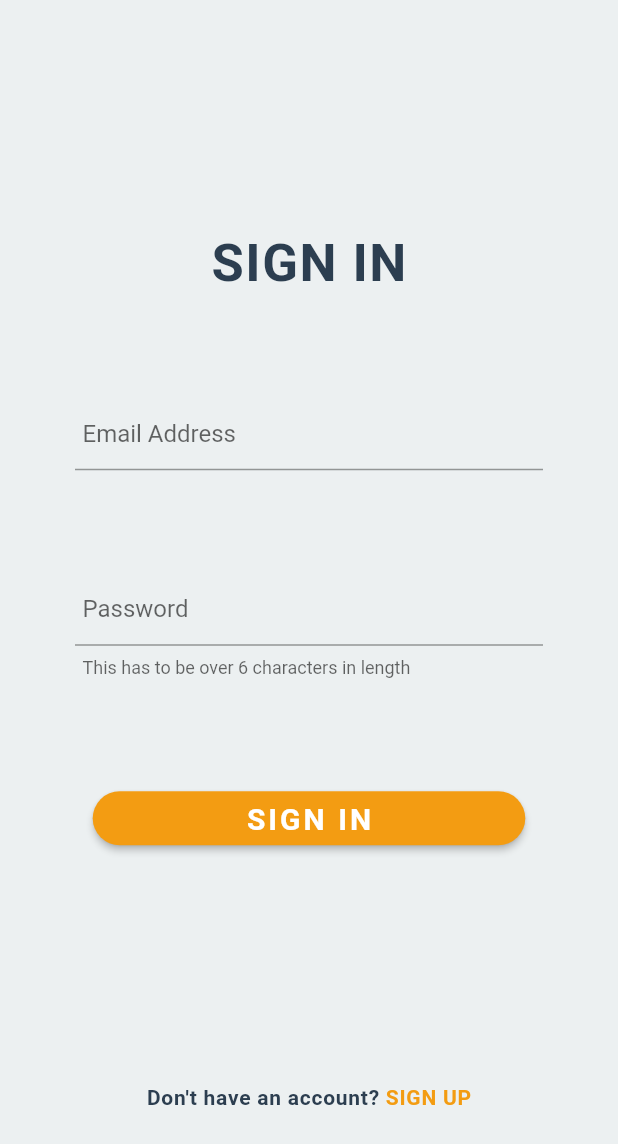
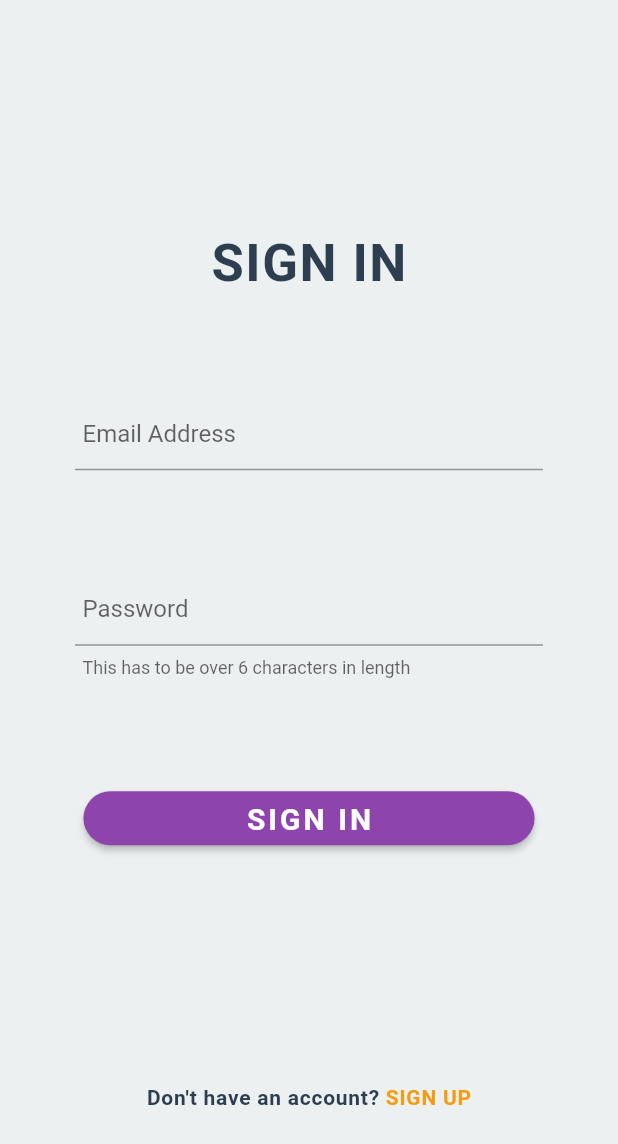
Before and after one commit to rekib0023/lco-workout-app, a Flutter app: the screen it shows after launch, on a phone screen of 412 x 824 dp. Shown: the top 1144 px of the screen. Run offline on Flutter 3.47's test engine with Material 2 defaults, Android fonts, the phone set to English and light mode, and no system bars; our stand-ins replace cloud_firestore, firebase_auth, flutter_spinkit, font_awesome_flutter; accounts and stored records are empty.

Commit message:
reverting back

```diff
--- a/lib/main.dart
+++ b/lib/main.dart
@@ -14,8 +14,8 @@ class MyApp extends StatelessWidget {
       child: MaterialApp(
         debugShowCheckedModeBanner: false,
         theme: ThemeData(
-          // primaryColor: Color(0xFF8e44ad),
-          primaryColor: Color(0xFFf39c12),
+          primaryColor: Color(0xFF8e44ad),
+          // primaryColor: Color(0xFFf39c12),
           primaryColorLight: Colors.white,
           accentColor: Color(0xFF2c3e50),
           scaffoldBackgroundColor: Color(0xFFecf0f1),
--- a/lib/screens/authenticate/register.dart
+++ b/lib/screens/authenticate/register.dart
@@ -55,6 +55,7 @@ class _RegisterState extends State<Register> {
                       onChanged: (val) => setState(() => password = val),
                     ),
                     RoundedActionBtn(
+                      size: MediaQuery.of(context).size.width * 0.73,
                       text: 'SIGN UP',
                       onPressed: () async {
                         if (_formKey.currentState.validate()) {
--- a/lib/screens/authenticate/sign_in.dart
+++ b/lib/screens/authenticate/sign_in.dart
@@ -51,6 +51,7 @@ class _SignInState extends State<SignIn> {
                       onChanged: (val) => setState(() => password = val),
                     ),
                     RoundedActionBtn(
+                      size: MediaQuery.of(context).size.width * 0.73,
                       text: 'SIGN IN',
                       onPressed: () async {
                         if (_formKey.currentState.validate()) {
--- a/lib/screens/home/home.dart
+++ b/lib/screens/home/home.dart
@@ -1,6 +1,7 @@
 import 'package:flutter/material.dart';
 import 'package:font_awesome_flutter/font_awesome_flutter.dart';
 import 'package:lco_workout/services/auth.dart';
+import 'package:lco_workout/shared/appbars/home_appbar.dart';
 import 'package:lco_workout/shared/my_appBar.dart';
 
 class HomePage extends StatefulWidget {
@@ -17,9 +18,7 @@ class _HomePageState extends State<HomePage> {
       body: SafeArea(
         child: CustomScrollView(
           slivers: <Widget>[
-            MyAppBar(
-              title: 'Home',
-            ),
+            HomeAppBar(),
             SliverGrid(
               gridDelegate: SliverGridDelegateWithFixedCrossAxisCount(
                 crossAxisCount: 2,
--- a/lib/shared/my_custom_buttons.dart
+++ b/lib/shared/my_custom_buttons.dart
@@ -4,14 +4,15 @@ import 'package:lco_workout/utils/styleguide.dart';
 class RoundedActionBtn extends StatelessWidget {
   final String text;
   final Function onPressed;
+  final double size;
 
-  const RoundedActionBtn({Key key, this.text, this.onPressed})
+  const RoundedActionBtn({Key key, this.text, this.onPressed, this.size})
       : super(key: key);
 
   @override
   Widget build(BuildContext context) {
     return SizedBox(
-      width: MediaQuery.of(context).size.width * 0.70,
+      width: size,
       child: RaisedButton(
         onPressed: onPressed,
         color: Theme.of(context).primaryColor,
```
Also changed, not shown: lib/screens/homeScreensWrapper.dart (+8 -0 lines), lib/shared/appbars/home_appbar.dart (added, +62 -0 lines), lib/utils/styleguide.dart (+1 -8 lines).
